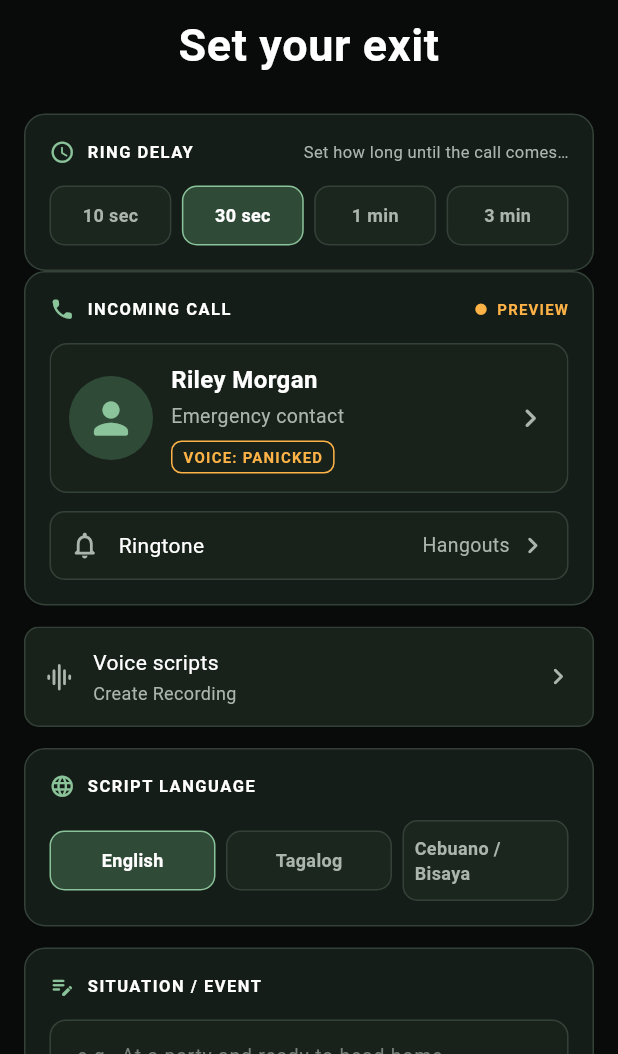
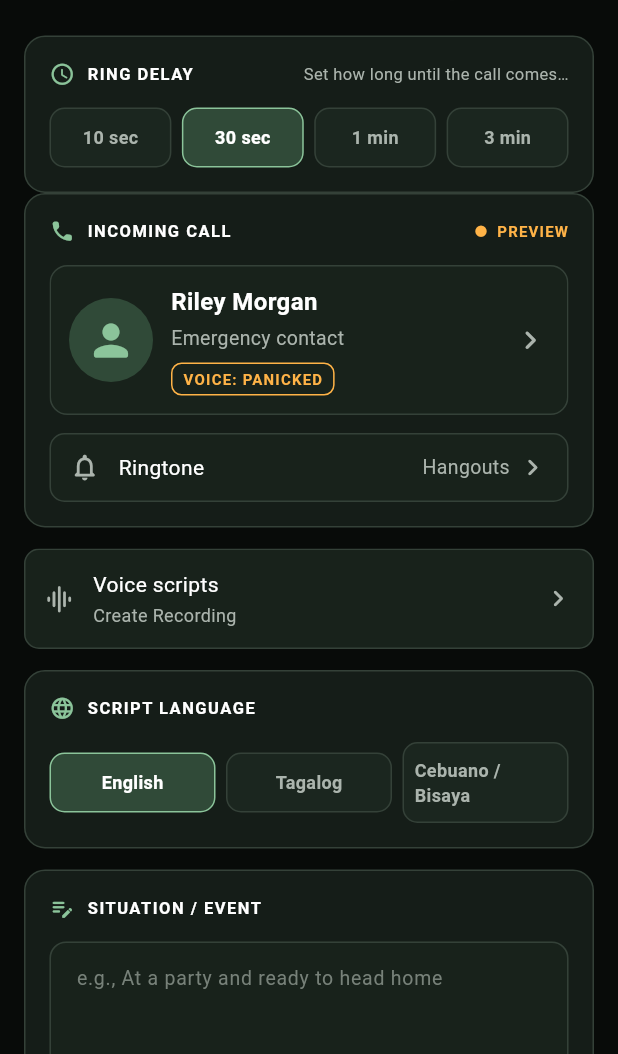
Before and after one commit to donaldycottonacao/GhostBuster, a Flutter app: the screen it shows after launch, on a phone screen of 412 x 824 dp, the part 182-1236 px from its top. Run offline on Flutter 3.47's test engine with Material 3 defaults, Android fonts, the phone set to English and light mode, and no system bars; our stand-ins replace audioplayers, shared_preferences; missing offline and left inert: record; Roboto replaces fonts that are missing (Bell MT).

Commit message:
feat(mobile): remove the Set your exit setup heading

```diff
--- a/frontend-client/lib/screens/stealth_trigger.dart
+++ b/frontend-client/lib/screens/stealth_trigger.dart
@@ -335,17 +335,6 @@ class _StealthTriggerScreenState extends State<StealthTriggerScreen> {
                             Shadow(color: _ghostbusterRed, blurRadius: 2),
                           ],
                         ),
-                      ),
-                    ),
-                    const SizedBox(height: 9),
-                    Text(
-                      l10n?.setupTitle ?? 'Set your exit',
-                      textAlign: TextAlign.center,
-                      style: const TextStyle(
-                        color: Colors.white,
-                        fontSize: 30,
-                        fontWeight: FontWeight.w700,
-                        letterSpacing: 0.4,
                       ),
                     ),
                     const SizedBox(height: 24),
```
Also changed, not shown: 5 other files.
